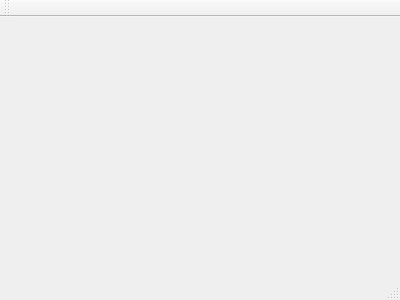
Old version of the form mainwindow.ui in the repository JackLeEmmerdeur/knfancurve.
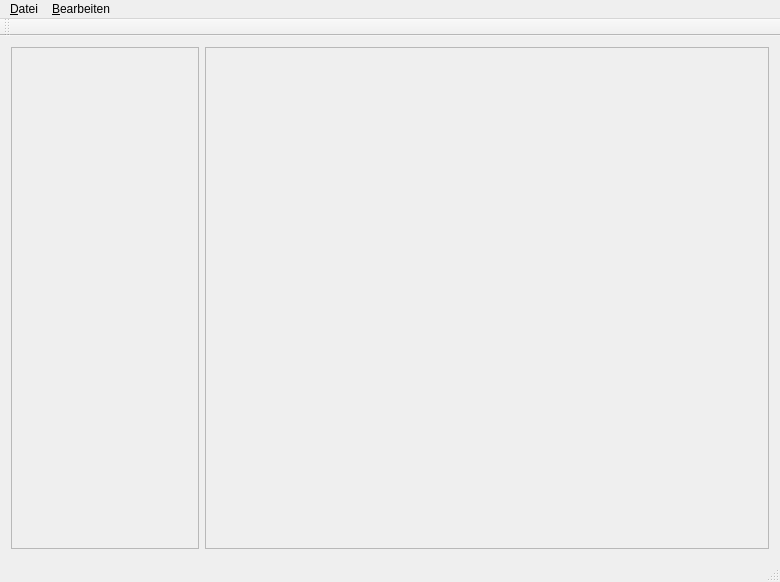
New version of the form.

```diff
--- a/mainwindow.ui
+++ b/mainwindow.ui
@@ -1,24 +1,102 @@
 <ui version="4.0">
  <class>MainWindow</class>
- <widget class="QMainWindow" name="MainWindow" >
-  <property name="geometry" >
+ <widget class="QMainWindow" name="MainWindow">
+  <property name="geometry">
    <rect>
     <x>0</x>
     <y>0</y>
-    <width>400</width>
-    <height>300</height>
+    <width>780</width>
+    <height>582</height>
    </rect>
   </property>
   <property name="windowTitle" >
    <string>MainWindow</string>
   </property>
-  <widget class="QMenuBar" name="menuBar" />
-  <widget class="QToolBar" name="mainToolBar" />
-  <widget class="QWidget" name="centralWidget" />
-  <widget class="QStatusBar" name="statusBar" />
+  <widget class="QWidget" name="centralWidget">
+   <layout class="QHBoxLayout" name="horizontalLayout">
+    <item>
+     <widget class="QFrame" name="categoriesFrame">
+      <property name="sizePolicy">
+       <sizepolicy hsizetype="Preferred" vsizetype="Preferred">
+        <horstretch>1</horstretch>
+        <verstretch>0</verstretch>
+       </sizepolicy>
+      </property>
+      <property name="frameShape">
+       <enum>QFrame::StyledPanel</enum>
+      </property>
+      <property name="frameShadow">
+       <enum>QFrame::Raised</enum>
+      </property>
+     </widget>
+    </item>
+    <item>
+     <widget class="QFrame" name="contentFrame">
+      <property name="sizePolicy">
+       <sizepolicy hsizetype="Preferred" vsizetype="Preferred">
+        <horstretch>3</horstretch>
+        <verstretch>0</verstretch>
+       </sizepolicy>
+      </property>
+      <property name="frameShape">
+       <enum>QFrame::StyledPanel</enum>
+      </property>
+      <property name="frameShadow">
+       <enum>QFrame::Raised</enum>
+      </property>
+      <layout class="QVBoxLayout" name="verticalLayout_2">
+       <item>
+        <layout class="QVBoxLayout" name="contentLayout"/>
+       </item>
+      </layout>
+     </widget>
+    </item>
+   </layout>
+  </widget>
+  <widget class="QMenuBar" name="menuBar">
+   <property name="geometry">
+    <rect>
+     <x>0</x>
+     <y>0</y>
+     <width>780</width>
+     <height>22</height>
+    </rect>
+   </property>
+   <widget class="QMenu" name="menu_Datei">
+    <property name="title">
+     <string>&amp;Datei</string>
+    </property>
+   </widget>
+   <widget class="QMenu" name="menu_Bearbeiten">
+    <property name="title">
+     <string>&amp;Bearbeiten</string>
+    </property>
+    <addaction name="actionEinstellungen"/>
+   </widget>
+   <addaction name="menu_Datei"/>
+   <addaction name="menu_Bearbeiten"/>
+  </widget>
+  <widget class="QToolBar" name="mainToolBar">
+   <attribute name="toolBarArea">
+    <enum>TopToolBarArea</enum>
+   </attribute>
+   <attribute name="toolBarBreak">
+    <bool>false</bool>
+   </attribute>
+  </widget>
+  <widget class="QStatusBar" name="statusBar"/>
+  <action name="action_Einstellungen">
+   <property name="text">
+    <string>&amp;Einstellungen</string>
+   </property>
+  </action>
+  <action name="actionEinstellungen">
+   <property name="text">
+    <string comment="My Dude">&amp;Einstellungen</string>
+   </property>
+  </action>
  </widget>
- <layoutDefault spacing="6" margin="11" />
- <pixmapfunction></pixmapfunction>
+ <layoutdefault spacing="6" margin="11"/>
  <resources/>
  <connections/>
 </ui>
```
Left out of the diff: 3 changed lines with no effect on the pictures.
